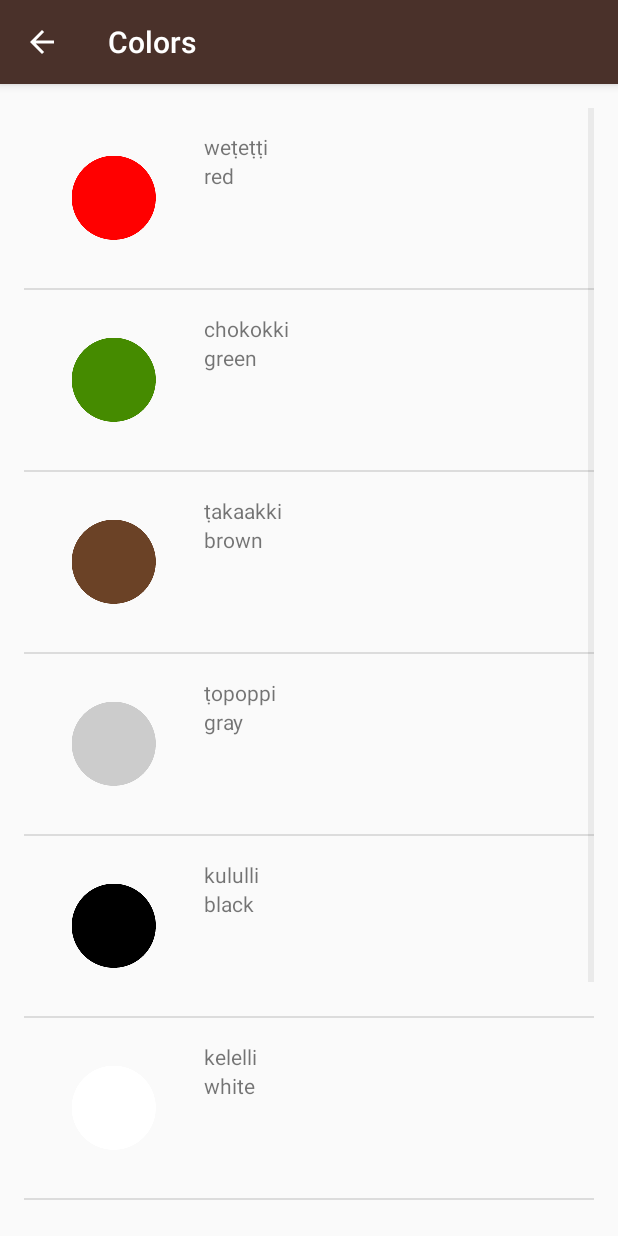
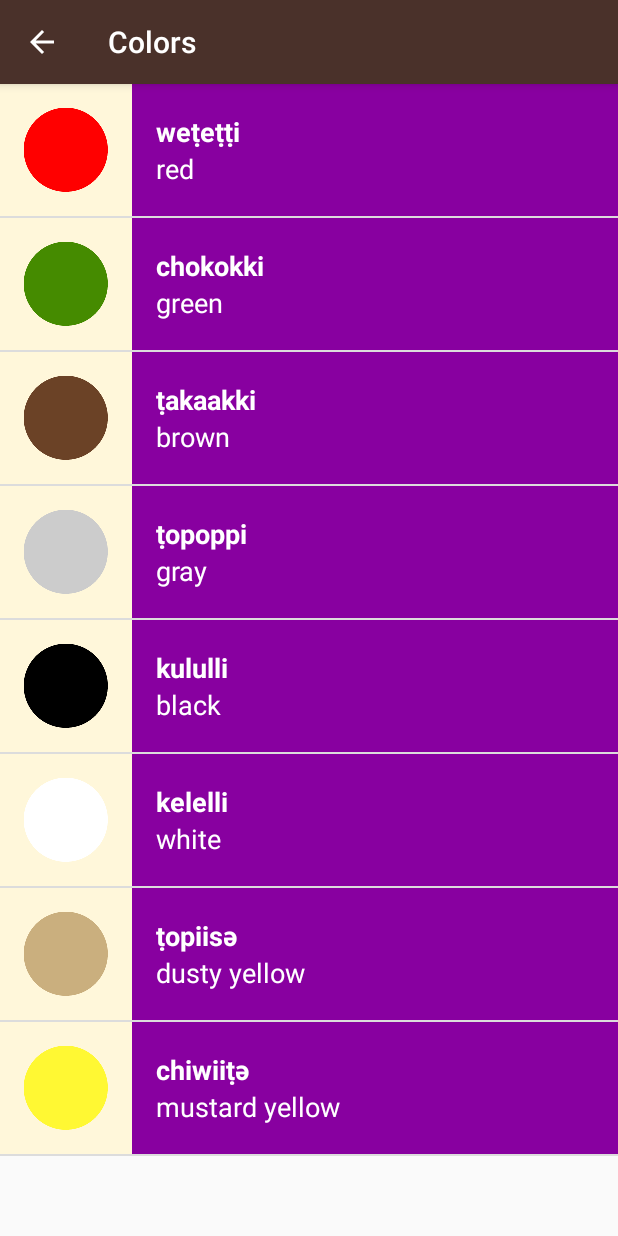
Before and after one commit to chungkev7/Miwok-App, an Android app: the ColorsActivity screen opened directly, with no data from a screen before it, on a phone screen of 412 x 824 dp. Run offline under Robolectric (Android 15) with nearby library versions, the phone set to English and light mode, and no system bars.

Commit message:
Added different color backgrounds

```diff
--- a/app/src/main/java/com/example/android/miwok/ColorsActivity.java
+++ b/app/src/main/java/com/example/android/miwok/ColorsActivity.java
@@ -23,7 +23,7 @@ public class ColorsActivity extends AppCompatActivity {
         words.add(new Word("dusty yellow", "ṭopiisә", R.drawable.color_dusty_yellow));
         words.add(new Word("mustard yellow", "chiwiiṭә", R.drawable.color_mustard_yellow));
 
-        WordAdapter adapter = new WordAdapter(this, words);
+        WordAdapter adapter = new WordAdapter(this, words, R.color.category_colors);
 
         ListView listView = (ListView) findViewById(R.id.list);
 
--- a/app/src/main/java/com/example/android/miwok/FamilyActivity.java
+++ b/app/src/main/java/com/example/android/miwok/FamilyActivity.java
@@ -25,7 +25,7 @@ public class FamilyActivity extends AppCompatActivity {
         words.add(new Word("grandmother", "ama", R.drawable.family_grandmother));
         words.add(new Word("grandfather", "paapa", R.drawable.family_grandfather));
 
-        WordAdapter adapter = new WordAdapter(this, words);
+        WordAdapter adapter = new WordAdapter(this, words, R.color.category_family);
 
         ListView listView = (ListView) findViewById(R.id.list);
 
--- a/app/src/main/java/com/example/android/miwok/NumbersActivity.java
+++ b/app/src/main/java/com/example/android/miwok/NumbersActivity.java
@@ -25,7 +25,7 @@ public class NumbersActivity extends AppCompatActivity {
         words.add(new Word("nine", "wo'e", R.drawable.number_nine));
         words.add(new Word("ten", "na'aacha", R.drawable.number_ten));
 
-        WordAdapter adapter = new WordAdapter(this, words);
+        WordAdapter adapter = new WordAdapter(this, words, R.color.category_numbers);
 
         ListView listView = (ListView) findViewById(R.id.list);
 
--- a/app/src/main/java/com/example/android/miwok/PhrasesActivity.java
+++ b/app/src/main/java/com/example/android/miwok/PhrasesActivity.java
@@ -24,7 +24,7 @@ public class PhrasesActivity extends AppCompatActivity {
         words.add(new Word("Let’s go.", "yoowutis"));
         words.add(new Word("Come here.", "әnni'nem"));
 
-        WordAdapter adapter = new WordAdapter(this, words);
+        WordAdapter adapter = new WordAdapter(this, words, R.color.category_phrases);
 
         ListView listView = (ListView) findViewById(R.id.list);
 
--- a/app/src/main/java/com/example/android/miwok/WordAdapter.java
+++ b/app/src/main/java/com/example/android/miwok/WordAdapter.java
@@ -1,6 +1,7 @@
 package com.example.android.miwok;
 
-import android.app.Activity;
+import android.content.Context;
+import android.support.v4.content.ContextCompat;
 import android.view.LayoutInflater;
 import android.view.View;
 import android.view.ViewGroup;
@@ -12,14 +13,17 @@ import java.util.ArrayList;
 
 public class WordAdapter extends ArrayAdapter<Word> {
 
+    private int mColorResourceId;
+
     /**
      * Create a new {@link WordAdapter} object
      *
      * @param context is the current context (i.e. Activity) that the adapter is being created in
      * @param words is the list of {@link Word}s to be displayed
      */
-    public WordAdapter(Activity context, ArrayList<Word> words) {
+    public WordAdapter(Context context, ArrayList<Word> words, int mColorResourceId) {
         super(context, 0, words);
+        this.mColorResourceId = mColorResourceId;
     }
 
     @Override
@@ -62,6 +66,16 @@ public class WordAdapter extends ArrayAdapter<Word> {
             // Otherwise hide the ImageView (set visibility to gone)
             imageView.setVisibility(View.GONE);
         }
+
+        // Set the theme color for the list item
+        View textContainer = listItemView.findViewById(R.id.text_container);
+
+        // Find the color that the resource id maps to
+        int color = ContextCompat.getColor(getContext(), mColorResourceId);
+
+        // Set the background color of the text container View
+        textContainer.setBackgroundColor(color);
+
         // Return the whole list item layout (containing 2 TextViews) so that it can be shown in
         // the ListView.
         return listItemView;
--- a/app/src/main/res/layout/list_item.xml
+++ b/app/src/main/res/layout/list_item.xml
@@ -2,15 +2,15 @@
 <LinearLayout xmlns:android="http://schemas.android.com/apk/res/android"
     xmlns:tools="http://schemas.android.com/tools"
     android:layout_width="match_parent"
-    android:layout_height="match_parent"
-    android:orientation="horizontal"
-    android:padding="16dp" >
+    android:layout_height="wrap_content"
+    android:background="@color/tan_background"
+    android:minHeight="@dimen/list_item_height"
+    android:orientation="horizontal" >
 
     <ImageView
         android:id="@+id/image"
-        android:layout_width="wrap_content"
-        android:layout_height="wrap_content"
-        android:src="@mipmap/ic_launcher" />
+        android:layout_width="@dimen/list_item_height"
+        android:layout_height="@dimen/list_item_height" />
 
     <LinearLayout
         android:id="@+id/text_container"
@@ -23,13 +23,22 @@
     <TextView
         android:id="@+id/miwok_text_view"
         android:layout_width="match_parent"
-        android:layout_height="wrap_content"
+        android:layout_height="0dp"
+        android:layout_weight="1"
+        android:gravity="bottom"
+        android:textAppearance="?android:textAppearanceMedium"
+        android:textColor="@android:color/white"
+        android:textStyle="bold"
         tools:text="lutti" />
 
     <TextView
         android:id="@+id/default_text_view"
         android:layout_width="match_parent"
-        android:layout_height="wrap_content"
+        android:layout_height="0dp"
+        android:layout_weight="1"
+        android:gravity="top"
+        android:textAppearance="?android:textAppearanceMedium"
+        android:textColor="@android:color/white"
         tools:text="one" />
 
     </LinearLayout>
--- a/app/src/main/res/layout/word_list.xml
+++ b/app/src/main/res/layout/word_list.xml
@@ -4,10 +4,6 @@
     android:id="@+id/list"
     android:orientation="vertical"
     android:layout_width="match_parent"
-    android:layout_height="match_parent"
-    android:paddingBottom="@dimen/activity_vertical_margin"
-    android:paddingLeft="@dimen/activity_horizontal_margin"
-    android:paddingRight="@dimen/activity_horizontal_margin"
-    android:paddingTop="@dimen/activity_vertical_margin" >
+    android:layout_height="match_parent" >
 
 </ListView>
```
